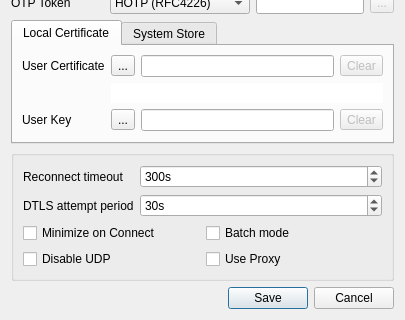
The window that src/dialog/editdialog.ui (openconnect/openconnect-gui) describes before a commit, drawn with Qt 5; both pictures show x 0 to 405 and y 213 to 533 of the 405 by 533 pixel window.
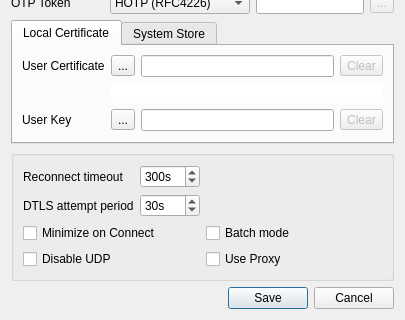
The same window after the commit. Icons and pictures are not drawn.

Commit message: Use the same look for form layout on windows and mac

```diff
--- a/src/dialog/editdialog.ui
+++ b/src/dialog/editdialog.ui
@@ -409,6 +409,9 @@
      <layout class="QVBoxLayout" name="verticalLayout_3">
       <item>
        <layout class="QFormLayout" name="formLayout_3">
+        <property name="fieldGrowthPolicy">
+         <enum>QFormLayout::ExpandingFieldsGrow</enum>
+        </property>
         <item row="0" column="0">
          <widget class="QLabel" name="reconnectTimeoutLabel">
           <property name="text">
```
Left out of the diff: 6 changed lines with no effect on the pictures. The commit also changes 1 other file.
